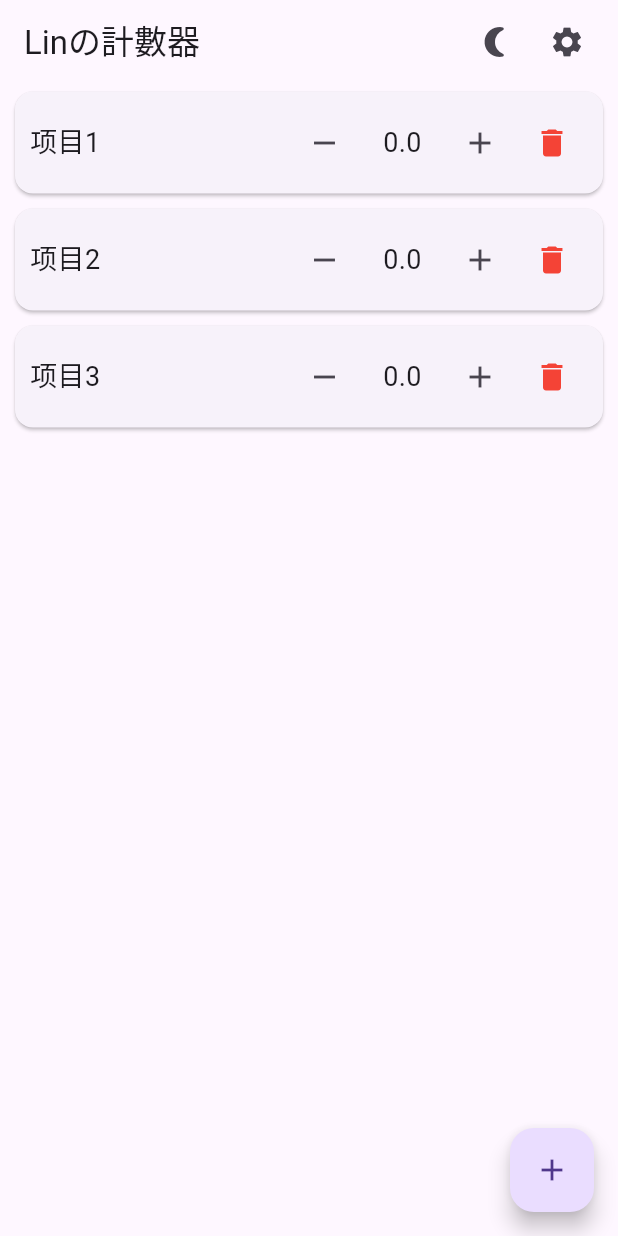
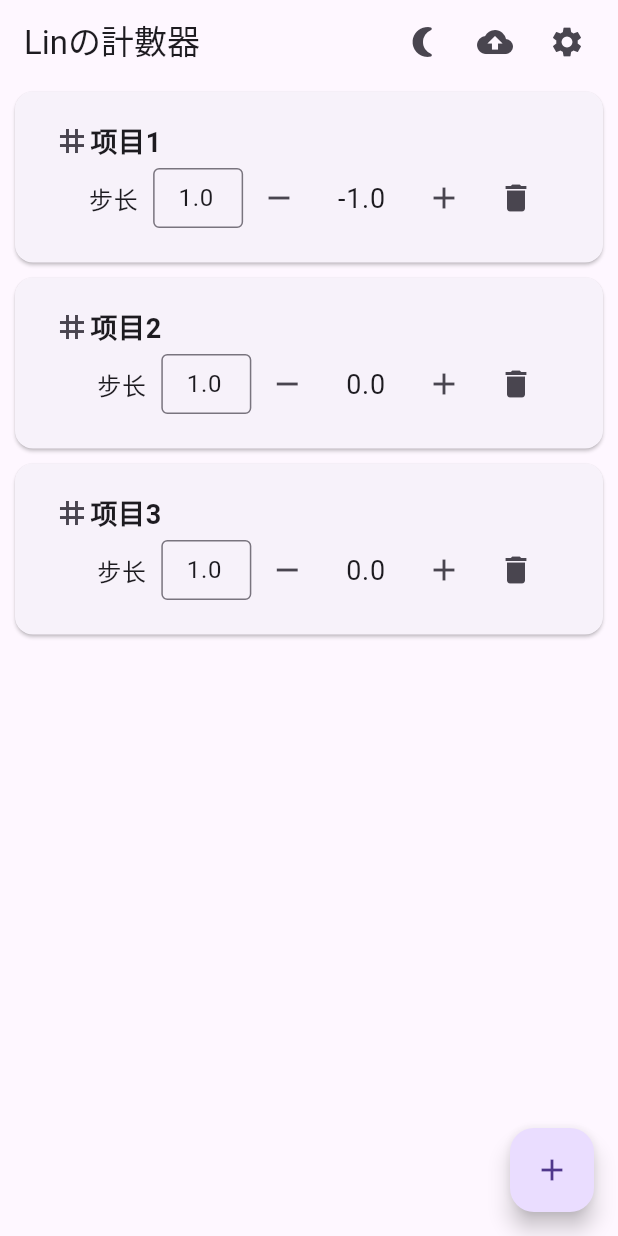
Before and after one commit to LinBlink/SimpleCounter, a Flutter app: the screen it shows after launch, after a tap on the "remove" icon, on a phone screen of 412 x 824 dp. Run offline on Flutter 3.47's test engine with Material 3 defaults, Android fonts, the light colour scheme and no system bars; our stand-ins replace shared_preferences.

Commit message:
初具雏形

```diff
--- a/simple_counter_flutter/lib/dartBean/counter_item.dart
+++ b/simple_counter_flutter/lib/dartBean/counter_item.dart
@@ -10,7 +10,7 @@ class CounterItem {
   //  计数器的图标
   Icon? icon;
   //  计数器的子项目
-  List<CounterItem>? children;
+  List<CounterItem>? children = <CounterItem>[];
   //  步进，默认为1
   double? step;
 
@@ -18,9 +18,7 @@ class CounterItem {
     required this.name,
     required this.count,
     String? desc = '',
-    Icon? icon,
-    List<CounterItem>? children,
-    double? step = 1,
-  }) : icon = icon ?? Icon(Icons.tag),
-       children = children ?? <CounterItem>[];
+    this.icon = const Icon(Icons.tag),
+    this.step = 1,
+  });
 }
--- a/simple_counter_flutter/lib/main.dart
+++ b/simple_counter_flutter/lib/main.dart
@@ -3,18 +3,8 @@ import 'package:shared_preferences/shared_preferences.dart';
 
 import 'package:simple_counter_flutter/screens/counter_screen.dart';
 import 'package:provider/provider.dart';
-import 'package:simple_counter_flutter/screens/settings_screen.dart';
+import 'package:simple_counter_flutter/screens/settings_screen/settings_screen.dart';
 import 'package:simple_counter_flutter/theme/theme_notifier.dart';
-
-final ThemeData lightTheme = ThemeData(
-  brightness: Brightness.light,
-  primarySwatch: Colors.lightBlue,
-);
-
-final ThemeData darkTheme = ThemeData(
-  brightness: Brightness.dark,
-  primarySwatch: Colors.blueGrey,
-);
 
 void main() async {
   WidgetsFlutterBinding.ensureInitialized();
@@ -48,10 +38,3 @@ class MyApp extends StatelessWidget {
     );
   }
 }
-
-class CounterItem {
-  String name;
-  int count;
-
-  CounterItem({required this.name, required this.count});
-}
--- a/simple_counter_flutter/lib/screens/counter_screen.dart
+++ b/simple_counter_flutter/lib/screens/counter_screen.dart
@@ -1,8 +1,12 @@
 import 'package:flutter/material.dart';
 import 'package:simple_counter_flutter/dartBean/counter_item.dart';
+import 'package:simple_counter_flutter/screens/settings_screen/settings_config.dart';
 import 'package:simple_counter_flutter/theme/widgets/theme_switcher.dart';
+import 'package:simple_counter_flutter/utils/counter_process.dart';
 
 class CounterScreen extends StatefulWidget {
+  const CounterScreen({super.key});
+
   @override
   _CounterScreenState createState() => _CounterScreenState();
 }
@@ -14,29 +18,13 @@ class _CounterScreenState extends State<CounterScreen> {
     CounterItem(name: '项目3', count: 0),
   ];
 
-  void _addCounter() {
+  void _counterOperate(
+    int index,
+    OperateTypes operateType,
+    List<CounterItem> counterList,
+  ) {
     setState(() {
-      _counters.add(CounterItem(name: '项目${_counters.length + 1}', count: 0));
-    });
-  }
-
-  void _removeCounter(int index) {
-    setState(() {
-      _counters.removeAt(index);
-    });
-  }
-
-  void _incrementCounter(int index) {
-    setState(() {
-      _counters[index].count++;
-    });
-  }
-
-  void _decrementCounter(int index) {
-    setState(() {
-      if (_counters[index].count > 0) {
-        _counters[index].count--;
-      }
+      CounterProcess.counterOperate(index, operateType, counterList);
     });
   }
 
@@ -47,6 +35,7 @@ class _CounterScreenState extends State<CounterScreen> {
         title: Text('Linの計數器'),
         actions: <Widget>[
           ThemeSwitcher(),
+          IconButton(onPressed: () {}, icon: Icon(Icons.cloud_upload)),
           IconButton(
             onPressed: () {
               Navigator.of(context).pushNamed('/settings');
@@ -56,51 +45,139 @@ class _CounterScreenState extends State<CounterScreen> {
           SizedBox(width: 10),
         ],
       ),
-      body: ListView.builder(
-        itemCount: _counters.length,
+      body: ListView(
+        children: [_buildCounterList(_counters, null), SizedBox(height: 90)],
+      ),
+      floatingActionButton: FloatingActionButton(
+        onPressed: () {
+          _counterOperate(0, OperateTypes.add, _counters);
+        },
+        tooltip: '添加计数器',
+        child: Icon(Icons.add),
+      ),
+    );
+  }
+
+  Widget _buildCounterList(List<CounterItem> counters, CounterItem? parent) {
+    return ListView.builder(
+      shrinkWrap: true,
+      itemCount: counters.length,
       itemBuilder: (context, index) {
         return Card(
           margin: EdgeInsets.symmetric(horizontal: 10, vertical: 5),
           child: Padding(
             padding: EdgeInsets.all(10),
+            child: ExpansionTile(
+              showTrailingIcon: false,
+              title: Column(
+                crossAxisAlignment: CrossAxisAlignment.start,
+                children: [
+                  Row(
+                    mainAxisAlignment: MainAxisAlignment.start,
+                    children: [
+                      _counters[index].icon ?? SizedBox.shrink(),
+                      Text(
+                        _counters[index].name,
+                        style: TextStyle(
+                          fontSize: 18,
+                          fontWeight: FontWeight.bold,
+                        ),
+                      ),
+                    ],
+                  ),
+                  Align(
+                    alignment: Alignment.centerRight,
                     child: Row(
-                mainAxisAlignment: MainAxisAlignment.spaceBetween,
+                      mainAxisAlignment: MainAxisAlignment.end,
+                      mainAxisSize: MainAxisSize.min,
                       children: [
-                  Text(_counters[index].name, style: TextStyle(fontSize: 18)),
-                  Row(
-                    children: [
+                        Text("步长"),
+                        SizedBox(width: 10),
+                        SizedBox(
+                          width: 60,
+                          child: TextField(
+                            controller: TextEditingController(
+                              text: counters[index].step.toString(),
+                            ),
+                            keyboardType: TextInputType.number,
+                            textAlign: TextAlign.center,
+                            decoration: InputDecoration(
+                              border: OutlineInputBorder(),
+                              isDense: true,
+                              contentPadding: EdgeInsets.symmetric(vertical: 8),
+                            ),
+                            onChanged: (value) {
+                              counters[index].step = double.parse(value);
+                            },
+                          ),
+                        ),
+
                         IconButton(
                           icon: Icon(Icons.remove),
-                        onPressed: () => _decrementCounter(index),
+                          onPressed:
+                              () => _counterOperate(
+                                index,
+                                OperateTypes.dec,
+                                counters,
+                              ),
                         ),
                         Container(
                           padding: EdgeInsets.symmetric(horizontal: 15),
                           child: Text(
-                          '${_counters[index].count}',
+                            '${counters[index].count}',
                             style: TextStyle(fontSize: 18),
                           ),
                         ),
                         IconButton(
                           icon: Icon(Icons.add),
-                        onPressed: () => _incrementCounter(index),
+                          onPressed:
+                              () => _counterOperate(
+                                index,
+                                OperateTypes.inc,
+                                counters,
+                              ),
                         ),
                         IconButton(
-                        icon: Icon(Icons.delete, color: Colors.red),
-                        onPressed: () => _removeCounter(index),
+                          icon: Icon(Icons.delete),
+                          onPressed:
+                              () => _counterOperate(
+                                index,
+                                OperateTypes.del,
+                                counters,
+                              ),
                         ),
                       ],
+                    ),
+                  ),
+                ],
+              ),
+              children: [
+                if (counters[index].children!.isNotEmpty)
+                  _buildCounterList(counters[index].children!, counters[index])
+                else
+                  Padding(
+                    padding: EdgeInsets.only(top: 20),
+                    child: Text('没有子项目'),
+                  ),
+                Align(
+                  alignment: Alignment.centerRight,
+                  child: IconButton(
+                    onPressed: () {
+                      _counterOperate(
+                        0,
+                        OperateTypes.add,
+                        counters[index].children!,
+                      );
+                    },
+                    icon: Icon(Icons.add_box),
+                    tooltip: "新项目",
+                  ),
                 ),
               ],
             ),
           ),
         );
       },
-      ),
-      floatingActionButton: FloatingActionButton(
-        onPressed: _addCounter,
-        tooltip: '添加计数器',
-        child: Icon(Icons.add),
-      ),
     );
   }
 }
--- /dev/null
+++ b/simple_counter_flutter/lib/screens/settings_screen/settings_config.dart
@@ -0,0 +1,4 @@
+class SettingsConfig {
+  static double defaultStep = 1;
+  static String defaultName = '新项目';
+}
--- a/simple_counter_flutter/lib/theme/theme_notifier.dart
+++ b/simple_counter_flutter/lib/theme/theme_notifier.dart
@@ -1,6 +1,18 @@
 import 'package:flutter/material.dart';
 import 'package:shared_preferences/shared_preferences.dart';
 import 'package:simple_counter_flutter/main.dart';
+
+final ThemeData lightTheme = ThemeData(
+  brightness: Brightness.light,
+  primarySwatch: Colors.lightBlue,
+  dividerColor: Colors.transparent,
+);
+
+final ThemeData darkTheme = ThemeData(
+  brightness: Brightness.dark,
+  primarySwatch: Colors.blueGrey,
+  dividerColor: Colors.transparent,
+);
 
 class ThemeNotifier with ChangeNotifier {
   ThemeData _themeData;
--- /dev/null
+++ b/simple_counter_flutter/lib/utils/counter_process.dart
@@ -0,0 +1,34 @@
+import 'package:simple_counter_flutter/dartBean/counter_item.dart';
+import 'package:simple_counter_flutter/screens/settings_screen/settings_config.dart';
+
+enum OperateTypes { inc, dec, del, add }
+
+class CounterProcess {
+
+  static void counterOperate(
+    int index,
+    OperateTypes operateType,
+    List<CounterItem> counterList,
+  ) {
+    switch (operateType) {
+      // 增加
+      case OperateTypes.inc:
+        counterList[index].count += counterList[index].step!;
+        break;
+      case OperateTypes.dec:
+        counterList[index].count -= counterList[index].step!;
+        break;
+      case OperateTypes.del:
+        counterList.removeAt(index);
+      case OperateTypes.add:
+        counterList.add(
+          CounterItem(
+            name: SettingsConfig.defaultName,
+            step: SettingsConfig.defaultStep,
+            count: 0,
+          ),
+        );
+    }
+    ;
+  }
+}
```
Also changed, not shown: simple_counter_flutter/lib/screens/settings_screen/settings_screen.dart (renamed from simple_counter_flutter/lib/screens/settings_screen.dart), 1 other file. Lines whose indentation alone changed are shown as unchanged.
